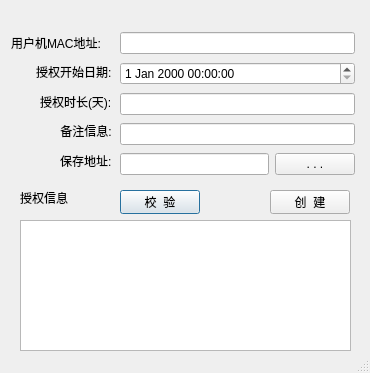
The window that tools/generate_license.ui (etony/myPyTool) describes before a commit, drawn with Qt 5.
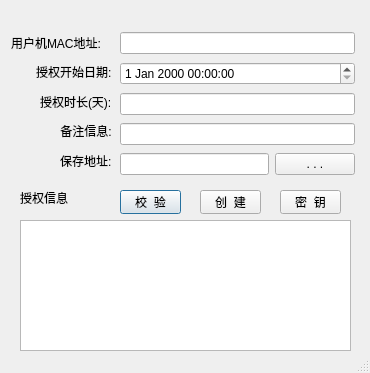
The same window after the commit.

```diff
--- a/tools/generate_license.ui
+++ b/tools/generate_license.ui
@@ -44,7 +44,7 @@
     <rect>
      <x>120</x>
      <y>190</y>
-     <width>80</width>
+     <width>61</width>
      <height>24</height>
     </rect>
    </property>
@@ -55,9 +55,9 @@
   <widget class="QPushButton" name="pb_create">
    <property name="geometry">
     <rect>
-     <x>270</x>
+     <x>200</x>
      <y>190</y>
-     <width>80</width>
+     <width>61</width>
      <height>24</height>
     </rect>
    </property>
@@ -150,6 +150,19 @@
     </item>
    </layout>
   </widget>
+  <widget class="QPushButton" name="pb_create_key">
+   <property name="geometry">
+    <rect>
+     <x>280</x>
+     <y>190</y>
+     <width>61</width>
+     <height>24</height>
+    </rect>
+   </property>
+   <property name="text">
+    <string>密  钥</string>
+   </property>
+  </widget>
  </widget>
  <resources/>
  <connections/>
```
